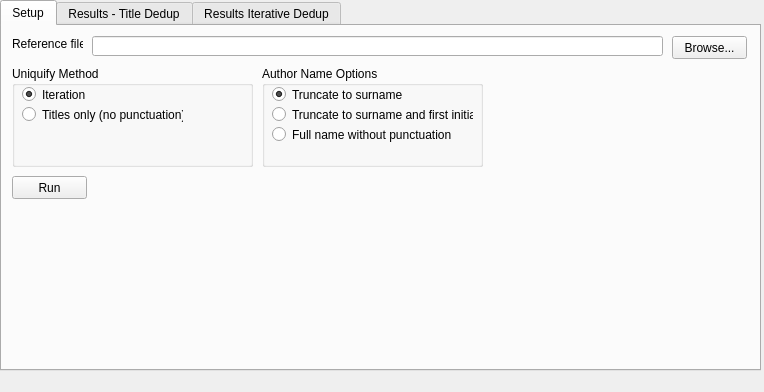
Above: MainWindow.ui from TomMonks/DedupInterface before the change. Below: the same form after it.
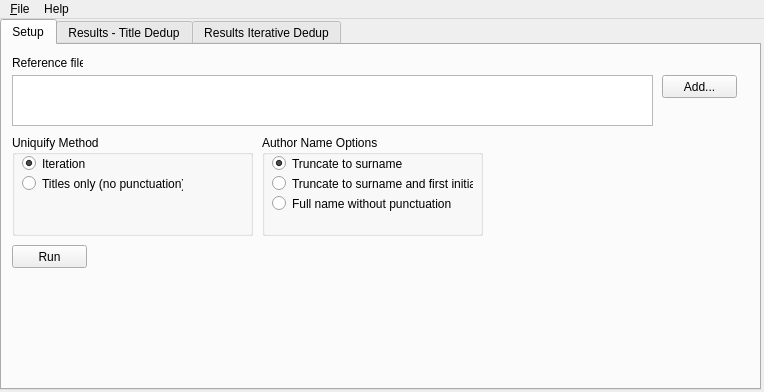
That is the form after the change. The open tabs and pages were chosen to show the change.

```diff
--- a/MainWindow.ui
+++ b/MainWindow.ui
@@ -33,19 +33,6 @@
      <attribute name="title">
       <string>Setup</string>
      </attribute>
-     <widget class="QPushButton" name="pushButton">
-      <property name="geometry">
-       <rect>
-        <x>670</x>
-        <y>10</y>
-        <width>75</width>
-        <height>23</height>
-       </rect>
-      </property>
-      <property name="text">
-       <string>Browse...</string>
-      </property>
-     </widget>
      <widget class="QLabel" name="lbl_file">
       <property name="geometry">
        <rect>
@@ -56,14 +43,14 @@
        </rect>
       </property>
       <property name="text">
-       <string>Reference file</string>
+       <string>Reference files</string>
       </property>
      </widget>
      <widget class="QPushButton" name="pushButton_2">
       <property name="geometry">
        <rect>
         <x>10</x>
-        <y>150</y>
+        <y>200</y>
         <width>75</width>
         <height>23</height>
        </rect>
@@ -72,21 +59,11 @@
        <string>Run</string>
       </property>
      </widget>
-     <widget class="QLineEdit" name="txt_file">
-      <property name="geometry">
-       <rect>
-        <x>90</x>
-        <y>10</y>
-        <width>571</width>
-        <height>20</height>
-       </rect>
-      </property>
-     </widget>
      <widget class="QGroupBox" name="groupBox_2">
       <property name="geometry">
        <rect>
         <x>10</x>
-        <y>40</y>
+        <y>90</y>
         <width>241</width>
         <height>101</height>
        </rect>
@@ -128,7 +105,7 @@
       <property name="geometry">
        <rect>
         <x>260</x>
-        <y>40</y>
+        <y>90</y>
         <width>221</width>
         <height>101</height>
        </rect>
@@ -179,6 +156,29 @@
        </property>
       </widget>
      </widget>
+     <widget class="QListWidget" name="listWidget">
+      <property name="geometry">
+       <rect>
+        <x>10</x>
+        <y>30</y>
+        <width>641</width>
+        <height>51</height>
+       </rect>
+      </property>
+     </widget>
+     <widget class="QPushButton" name="add_file_button">
+      <property name="geometry">
+       <rect>
+        <x>660</x>
+        <y>30</y>
+        <width>75</width>
+        <height>23</height>
+       </rect>
+      </property>
+      <property name="text">
+       <string>Add...</string>
+      </property>
+     </widget>
     </widget>
     <widget class="QWidget" name="tab_2">
      <attribute name="title">
@@ -511,6 +511,47 @@
     </widget>
    </widget>
   </widget>
+  <widget class="QMenuBar" name="menuBar">
+   <property name="geometry">
+    <rect>
+     <x>0</x>
+     <y>0</y>
+     <width>764</width>
+     <height>21</height>
+    </rect>
+   </property>
+   <widget class="QMenu" name="menuFile">
+    <property name="title">
+     <string>&amp;File</string>
+    </property>
+    <addaction name="actionRun_Uniquify"/>
+    <addaction name="separator"/>
+    <addaction name="actionExit"/>
+   </widget>
+   <widget class="QMenu" name="menuHelp">
+    <property name="title">
+     <string>Help</string>
+    </property>
+    <addaction name="actionAbout_Uniquify"/>
+   </widget>
+   <addaction name="menuFile"/>
+   <addaction name="menuHelp"/>
+  </widget>
+  <action name="actionExit">
+   <property name="text">
+    <string>Exit</string>
+   </property>
+  </action>
+  <action name="actionRun_Uniquify">
+   <property name="text">
+    <string>Run Uniquify</string>
+   </property>
+  </action>
+  <action name="actionAbout_Uniquify">
+   <property name="text">
+    <string>About Uniquify...</string>
+   </property>
+  </action>
  </widget>
  <resources/>
  <connections/>
```
Left out of the diff: 2 changed lines with no effect on the pictures.
